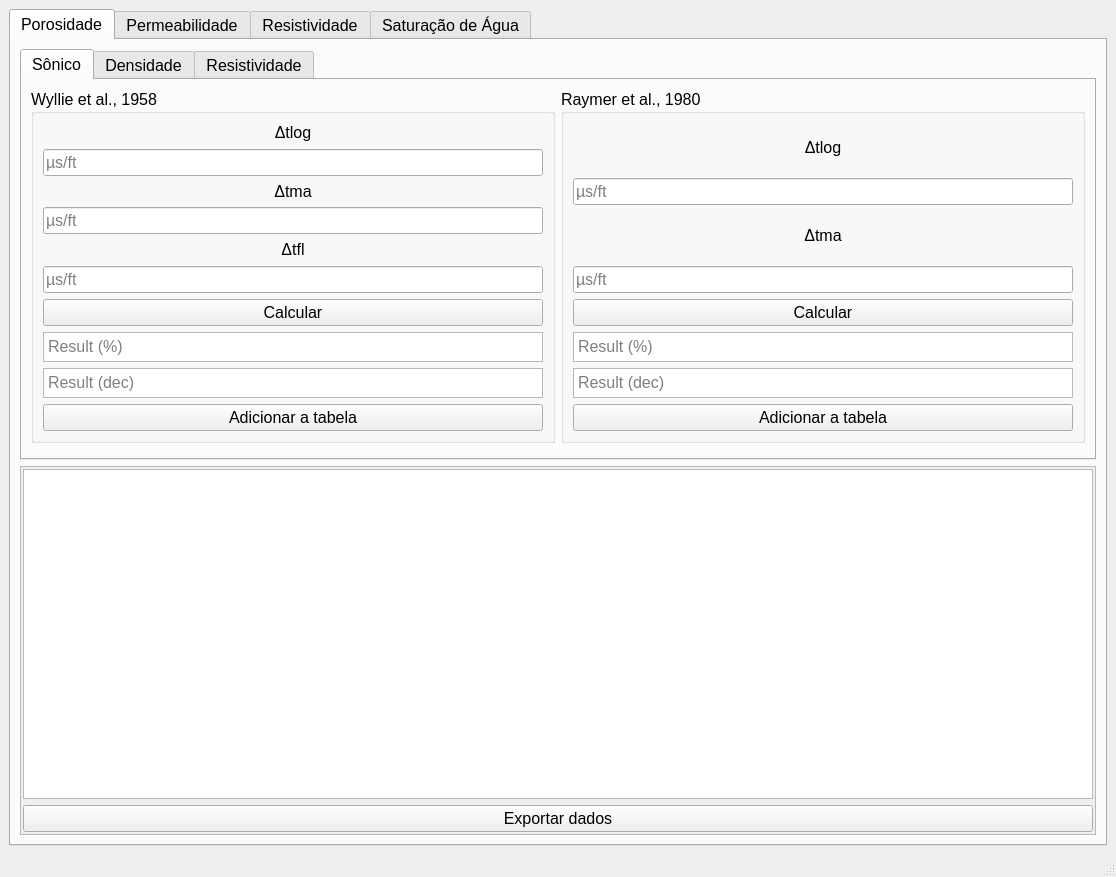
The window that src/interface/mainWindow.ui (albano-a/Petrofizika) describes before a commit, drawn with Qt 5.
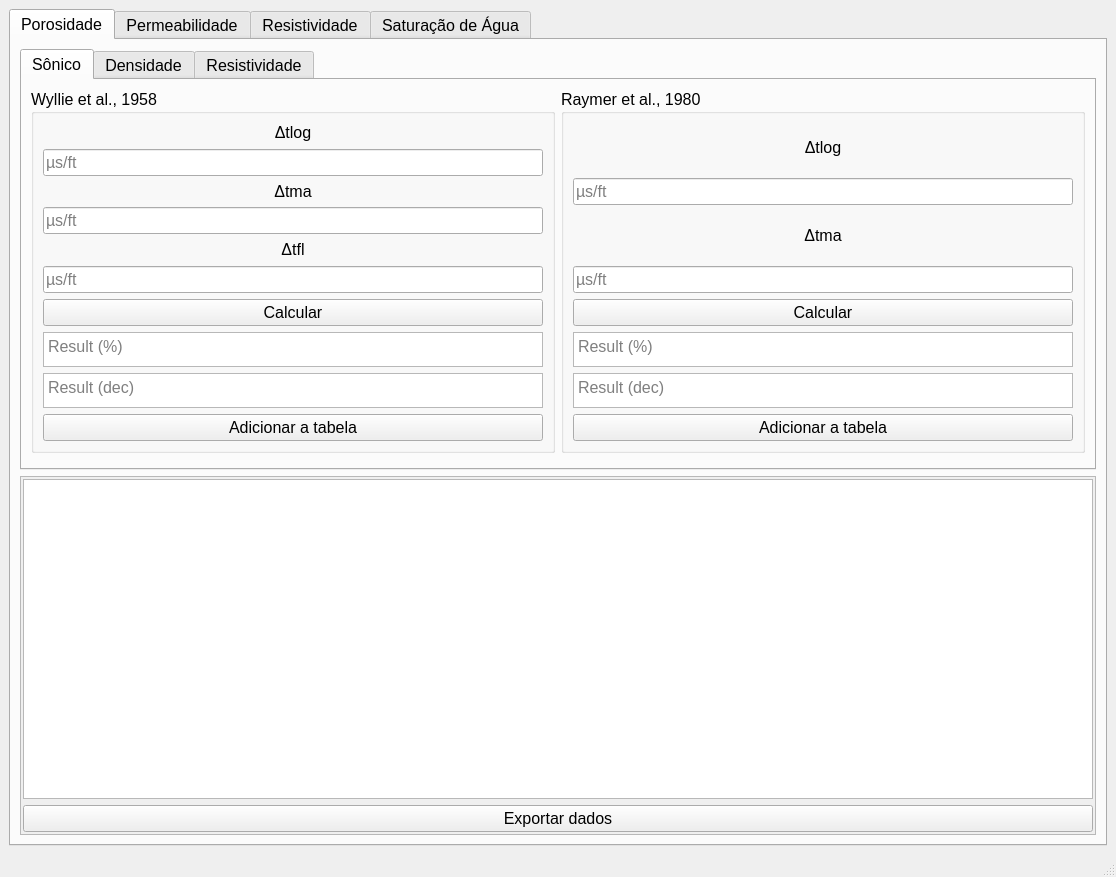
The same window after the commit.

The edit to the form file:
```diff
--- a/src/interface/mainWindow.ui
+++ b/src/interface/mainWindow.ui
@@ -151,7 +151,7 @@
                    <property name="maximumSize">
                     <size>
                      <width>16777215</width>
-                     <height>30</height>
+                     <height>35</height>
                     </size>
                    </property>
                    <property name="readOnly">
@@ -167,7 +167,7 @@
                    <property name="maximumSize">
                     <size>
                      <width>16777215</width>
-                     <height>30</height>
+                     <height>35</height>
                     </size>
                    </property>
                    <property name="readOnly">
@@ -244,7 +244,7 @@
                    <property name="maximumSize">
                     <size>
                      <width>16777215</width>
-                     <height>30</height>
+                     <height>35</height>
                     </size>
                    </property>
                    <property name="readOnly">
@@ -260,7 +260,7 @@
                    <property name="maximumSize">
                     <size>
                      <width>16777215</width>
-                     <height>30</height>
+                     <height>35</height>
                     </size>
                    </property>
                    <property name="readOnly">
@@ -309,7 +309,7 @@
              <x>0</x>
              <y>0</y>
              <width>1072</width>
-             <height>362</height>
+             <height>352</height>
             </rect>
            </property>
            <layout class="QVBoxLayout" name="verticalLayout_3">
```
